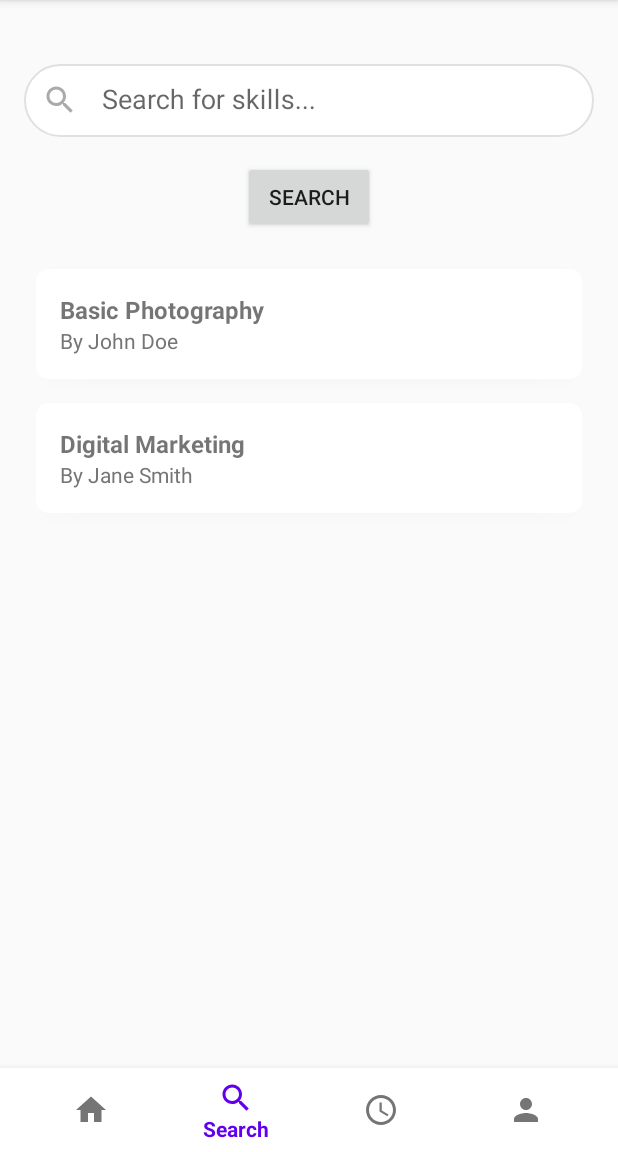
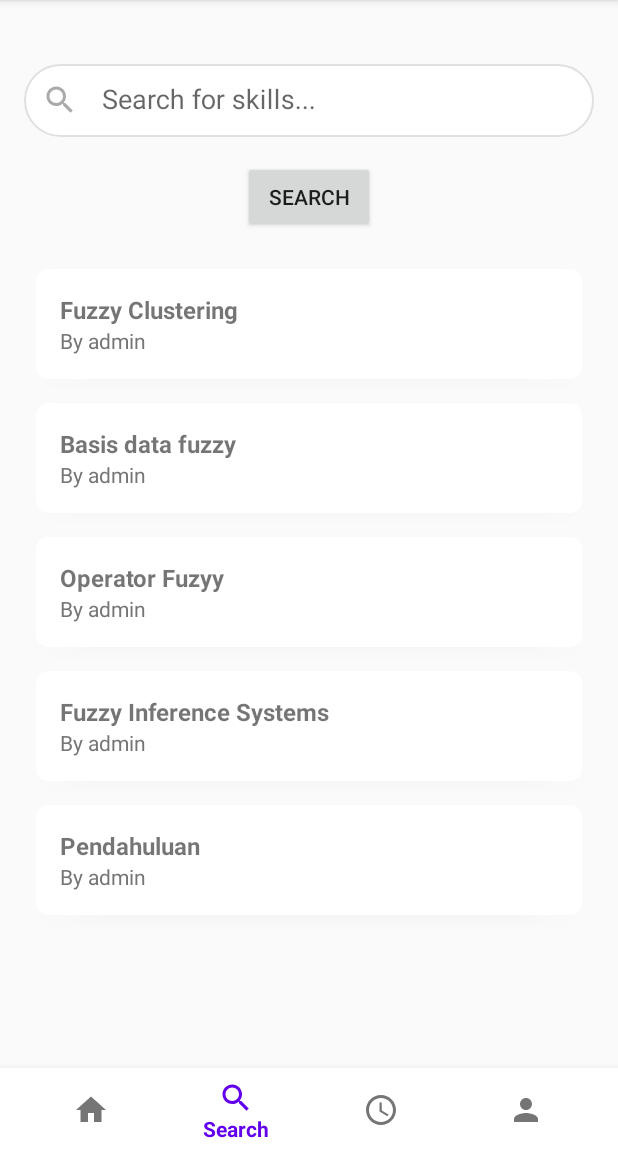
Before and after one commit to aqnaakhila/SkillShare, an Android app built with Jetpack Compose: the HomeFragment screen opened directly, with no data from a screen before it, item 2 of the bottom bar chosen, on a phone screen of 412 x 824 dp, the part 84-1236 px from its top. Run offline under Robolectric (Android 15) with nearby library versions, the phone set to English and light mode, and no system bars.

Commit message:
update buku

```diff
--- a/app/src/main/java/com/example/skillsharehub/activity/DeskripsiActivity.kt
+++ b/app/src/main/java/com/example/skillsharehub/activity/DeskripsiActivity.kt
@@ -27,7 +27,10 @@ class DeskripsiActivity : AppCompatActivity() {
     // HashMap to store URLs for each ClassItem
     private val urlMap = hashMapOf(
         "Fuzzy Clustering" to "https://docs.google.com/presentation/d/1mUX1YOjIoPQeYXBE0QGJs5_ArG6Fc8Q7/edit?usp=sharing&ouid=113638889799505294942&rtpof=true&sd=true",
-        "Basis data fuzzy" to "https://docs.google.com/presentation/d/1JZ9OJ_d_yEmtLHZjwgkfPFy12RoEhYwq/edit?usp=sharing&ouid=113638889799505294942&rtpof=true&sd=true"
+        "Basis data fuzzy" to "https://docs.google.com/presentation/d/1JZ9OJ_d_yEmtLHZjwgkfPFy12RoEhYwq/edit?usp=sharing&ouid=113638889799505294942&rtpof=true&sd=true",
+        "Operator Fuzyy" to "https://docs.google.com/presentation/d/1yoYQZxizRthrZ3U8CcW6yuwreDotDwFo/edit?usp=sharing&ouid=113638889799505294942&rtpof=true&sd=true",
+        "Fuzzy Inference Systems" to "https://docs.google.com/presentation/d/1OS7z1ARE0LFwCDwoRRpA81RavzpcpeKk/edit?usp=sharing&ouid=113638889799505294942&rtpof=true&sd=true",
+        "Pendahuluan" to "https://docs.google.com/presentation/d/1C5CulquGj1aewaLUjNUovEWcdZDSOV5u/edit?usp=sharing&ouid=113638889799505294942&rtpof=true&sd=true"
         // Add more entries as needed
     )
 
--- a/app/src/main/java/com/example/skillsharehub/fragments/HomeFragment.kt
+++ b/app/src/main/java/com/example/skillsharehub/fragments/HomeFragment.kt
@@ -36,6 +36,9 @@ class HomeFragment : Fragment() {
         // Dummy data for classList
         classList.add(ClassItem("Fuzzy Clustering", "admin", "Machine Learning"))
         classList.add(ClassItem("Basis data fuzzy", "admin", "Machine Learning"))
+        classList.add(ClassItem("Operator Fuzyy", "admin", "Machine Learning"))
+        classList.add(ClassItem("Fuzzy Inference Systems", "admin", "Machine Learning"))
+        classList.add(ClassItem("Pendahuluan", "admin", "Machine Learning"))
 
         adapter = ClassAdapter(classList) { classItem ->
             val intent = Intent(requireContext(), DeskripsiActivity::class.java)
--- a/app/src/main/java/com/example/skillsharehub/fragments/SearchFragment.kt
+++ b/app/src/main/java/com/example/skillsharehub/fragments/SearchFragment.kt
@@ -37,8 +37,11 @@ class SearchFragment : Fragment() {
         searchRecyclerView.layoutManager = LinearLayoutManager(requireContext())
 
         // Dummy data for classList
-        classList.add(ClassItem("Basic Photography", "John Doe", "Photography"))
-        classList.add(ClassItem("Digital Marketing", "Jane Smith", "Business"))
+        classList.add(ClassItem("Fuzzy Clustering", "admin", "Machine Learning"))
+        classList.add(ClassItem("Basis data fuzzy", "admin", "Machine Learning"))
+        classList.add(ClassItem("Operator Fuzyy", "admin", "Machine Learning"))
+        classList.add(ClassItem("Fuzzy Inference Systems", "admin", "Machine Learning"))
+        classList.add(ClassItem("Pendahuluan", "admin", "Machine Learning"))
 
         adapter = ClassAdapter(classList) { classItem ->
             val intent = Intent(requireContext(), DeskripsiActivity::class.java)
```
